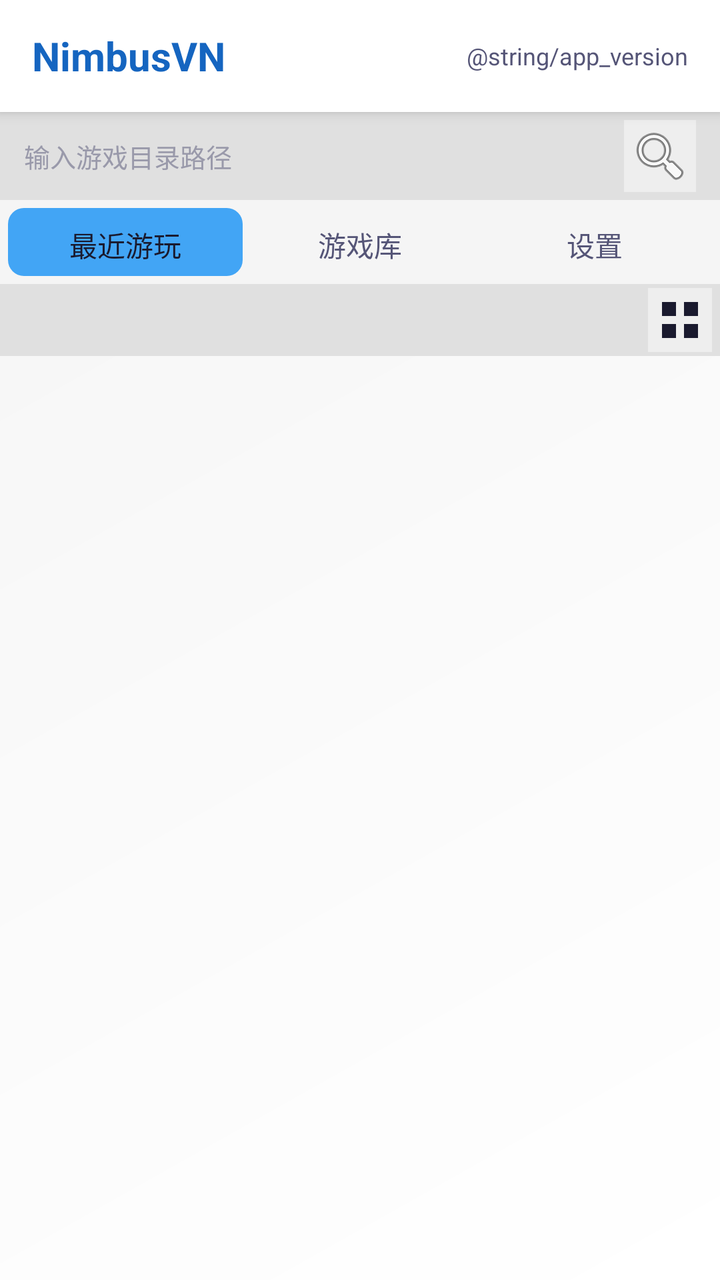
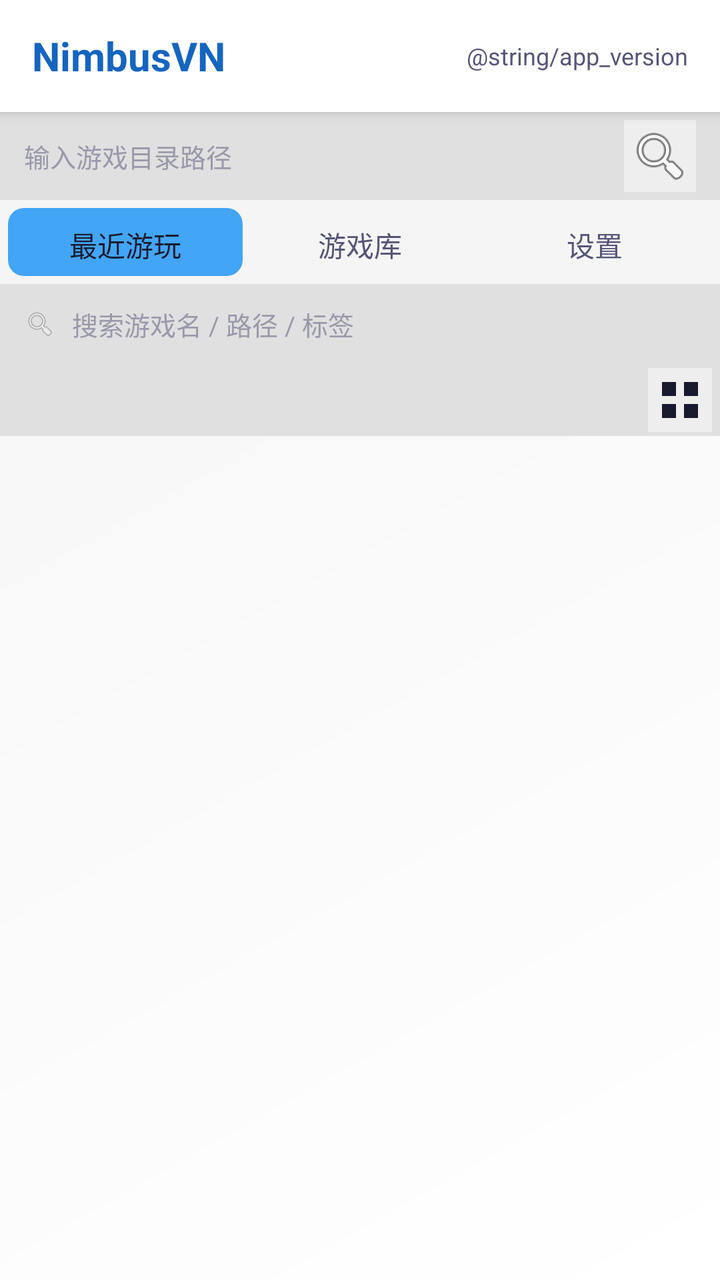

Before-and-after screenshots of an Android layout around one commit, followed by the original layout XML and the change that was made.
<!-- AndroidManifest.xml: application theme Theme.NimbusVN -->
<!-- res/layout/activity_main.xml -->
<?xml version="1.0" encoding="utf-8"?>
<LinearLayout xmlns:android="http://schemas.android.com/apk/res/android"
    xmlns:app="http://schemas.android.com/apk/res-auto"
    android:layout_width="match_parent"
    android:layout_height="match_parent"
    android:background="@drawable/bg_gradient"
    android:orientation="vertical">

    
    <LinearLayout
        android:layout_width="match_parent"
        android:layout_height="56dp"
        android:background="@color/bg_dark"
        android:gravity="center_vertical"
        android:paddingLeft="16dp"
        android:paddingRight="16dp"
        android:elevation="4dp">

        <TextView
            android:id="@+id/text_app_title"
            android:layout_width="0dp"
            android:layout_height="wrap_content"
            android:layout_weight="1"
            android:text="@string/app_name"
            android:textColor="@color/primary"
            android:textSize="20sp"
            android:textStyle="bold" />

        <TextView
            android:id="@+id/text_app_version"
            android:layout_width="wrap_content"
            android:layout_height="wrap_content"
            android:text="@string/app_version"
            android:textColor="@color/text_secondary"
            android:textSize="12sp" />
    </LinearLayout>

    
    <LinearLayout
        android:layout_width="match_parent"
        android:layout_height="44dp"
        android:background="@color/bg_input"
        android:gravity="center_vertical"
        android:paddingLeft="12dp"
        android:paddingRight="12dp"
        android:paddingTop="4dp"
        android:paddingBottom="4dp">

        <EditText
            android:id="@+id/text_gamedir"
            android:layout_width="0dp"
            android:layout_height="match_parent"
            android:layout_weight="1"
            android:background="@null"
            android:hint="输入游戏目录路径"
            android:inputType="text"
            android:singleLine="true"
            android:textColor="@color/text_primary"
            android:textColorHint="@color/text_muted"
            android:textSize="13sp" />

        <ImageButton
            android:id="@+id/button_explore"
            android:layout_width="36dp"
            android:layout_height="36dp"
            android:layout_marginLeft="4dp"
            android:background="@color/bg_card"
            android:scaleType="center"
            android:src="@android:drawable/ic_menu_search"
            android:contentDescription="浏览目录" />

    </LinearLayout>

    
    <LinearLayout
        android:id="@+id/tab_bar"
        android:layout_width="match_parent"
        android:layout_height="42dp"
        android:background="@color/bg_medium"
        android:gravity="center"
        android:padding="4dp">

        <TextView
            android:id="@+id/tab_recent"
            android:layout_width="0dp"
            android:layout_height="match_parent"
            android:layout_weight="1"
            android:gravity="center"
            android:text="最近游玩"
            android:textColor="@color/text_primary"
            android:textSize="14sp"
            android:background="@drawable/btn_secondary"
            android:padding="8dp" />

        <TextView
            android:id="@+id/tab_library"
            android:layout_width="0dp"
            android:layout_height="match_parent"
            android:layout_weight="1"
            android:gravity="center"
            android:text="游戏库"
            android:textColor="@color/text_secondary"
            android:textSize="14sp"
            android:padding="8dp" />

        <TextView
            android:id="@+id/tab_settings"
            android:layout_width="0dp"
            android:layout_height="match_parent"
            android:layout_weight="1"
            android:gravity="center"
            android:text="设置"
            android:textColor="@color/text_secondary"
            android:textSize="14sp"
            android:padding="8dp" />
    </LinearLayout>

    
    <LinearLayout
        android:id="@+id/panel_library"
        android:layout_width="match_parent"
        android:layout_height="0dp"
        android:layout_weight="1"
        android:orientation="vertical"
        android:visibility="visible">

        
        <LinearLayout
            android:id="@+id/layout_tag_filter"
            android:layout_width="match_parent"
            android:layout_height="36dp"
            android:background="@color/bg_input"
            android:gravity="center_vertical"
            android:orientation="horizontal"
            android:paddingLeft="8dp"
            android:paddingRight="4dp">

            <HorizontalScrollView
                android:layout_width="0dp"
                android:layout_height="match_parent"
                android:layout_weight="1"
                android:scrollbars="none">

                <LinearLayout
                    android:id="@+id/tag_filter_container"
                    android:layout_width="wrap_content"
                    android:layout_height="match_parent"
                    android:gravity="center_vertical"
                    android:orientation="horizontal" />
            </HorizontalScrollView>

            <ImageButton
                android:id="@+id/button_view_toggle"
                android:layout_width="32dp"
                android:layout_height="32dp"
                android:layout_marginLeft="4dp"
                android:background="@color/bg_card"
                android:scaleType="center"
                android:src="@drawable/ic_grid"
                android:contentDescription="切换视图" />
        </LinearLayout>

        
        <ListView
            android:id="@+id/list_game"
            android:layout_width="match_parent"
            android:layout_height="0dp"
            android:layout_weight="1"
            android:clipToPadding="false"
            android:divider="@null"
            android:dividerHeight="0dp"
            android:padding="6dp"
            android:visibility="visible" />

        
        <GridView
            android:id="@+id/grid_game"
            android:layout_width="match_parent"
            android:layout_height="0dp"
            android:layout_weight="1"
            android:clipToPadding="false"
            android:horizontalSpacing="4dp"
            android:verticalSpacing="4dp"
            android:numColumns="2"
            android:padding="6dp"
            android:stretchMode="columnWidth"
            android:visibility="gone" />

        
        <TextView
            android:id="@+id/text_empty_library"
            android:layout_width="wrap_content"
            android:layout_height="wrap_content"
            android:layout_gravity="center"
            android:layout_marginTop="40dp"
            android:text="没有游戏\n在顶部输入游戏目录路径"
            android:textAlignment="center"
            android:textColor="@color/text_muted"
            android:textSize="16sp"
            android:visibility="gone" />
    </LinearLayout>

    
    <LinearLayout
        android:id="@+id/panel_recent"
        android:layout_width="match_parent"
        android:layout_height="0dp"
        android:layout_weight="1"
        android:orientation="vertical"
        android:visibility="gone">

        
        <LinearLayout
            android:layout_width="match_parent"
            android:layout_height="36dp"
            android:background="@color/bg_input"
            android:gravity="center_vertical"
            android:orientation="horizontal"
            android:paddingLeft="12dp"
            android:paddingRight="4dp">

            <TextView
                android:layout_width="0dp"
                android:layout_height="wrap_content"
                android:layout_weight="1"
                android:text="最近游玩"
                android:textColor="@color/primary"
                android:textSize="14sp"
                android:textStyle="bold" />

            <ImageButton
                android:id="@+id/button_history_view_toggle"
                android:layout_width="32dp"
                android:layout_height="32dp"
                android:background="@color/bg_card"
                android:scaleType="center"
                android:src="@drawable/ic_grid"
                android:contentDescription="切换视图" />
        </LinearLayout>

        
        <ListView
            android:id="@+id/list_history"
            android:layout_width="match_parent"
            android:layout_height="0dp"
            android:layout_weight="1"
            android:clipToPadding="false"
            android:divider="@null"
            android:dividerHeight="0dp"
            android:padding="6dp"
            android:visibility="visible" />

        
        <GridView
            android:id="@+id/grid_history"
            android:layout_width="match_parent"
            android:layout_height="0dp"
            android:layout_weight="1"
            android:clipToPadding="false"
            android:horizontalSpacing="4dp"
            android:verticalSpacing="4dp"
            android:numColumns="2"
            android:padding="6dp"
            android:stretchMode="columnWidth"
            android:visibility="gone" />

        
        <TextView
            android:id="@+id/text_empty_history"
            android:layout_width="wrap_content"
            android:layout_height="wrap_content"
            android:layout_gravity="center"
            android:text="暂无游戏历史记录"
            android:textAlignment="center"
            android:textColor="@color/text_muted"
            android:textSize="16sp"
            android:visibility="gone" />
    </LinearLayout>

    
    <FrameLayout
        android:id="@+id/panel_settings"
        android:layout_width="match_parent"
        android:layout_height="0dp"
        android:layout_weight="1"
        android:visibility="gone">

        <ScrollView
            android:layout_width="match_parent"
            android:layout_height="match_parent">

            <include
                android:id="@+id/layout_gameconfig"
                layout="@layout/layout_gameconfig" />
        </ScrollView>
    </FrameLayout>

</LinearLayout>
<!-- res/layout/layout_gameconfig.xml (included above) -->
<?xml version="1.0" encoding="utf-8"?>
<LinearLayout xmlns:android="http://schemas.android.com/apk/res/android"
    xmlns:tools="http://schemas.android.com/tools"
    android:layout_width="match_parent"
    android:layout_height="wrap_content"
    android:background="@color/bg_medium"
    android:orientation="vertical"
    android:padding="16dp">

    <TextView
        android:layout_width="match_parent"
        android:layout_height="wrap_content"
        android:text="全局设置"
        android:textColor="@color/primary"
        android:textSize="16sp"
        android:textStyle="bold" />

    <View
        android:layout_width="match_parent"
        android:layout_height="1dp"
        android:layout_marginTop="8dp"
        android:layout_marginBottom="12dp"
        android:background="@color/text_muted" />

    
    <TextView
        android:layout_width="match_parent"
        android:layout_height="wrap_content"
        android:text="渲染器"
        android:textColor="@color/text_secondary"
        android:textSize="12sp" />

    <RadioGroup
        android:id="@+id/group_renderer"
        android:layout_width="wrap_content"
        android:layout_height="wrap_content"
        android:layout_marginTop="6dp"
        android:orientation="horizontal">

        <RadioButton
            android:id="@+id/button_render_software"
            android:layout_width="wrap_content"
            android:layout_height="wrap_content"
            android:checked="true"
            android:text="软件渲染 (software)"
            android:textColor="@color/text_secondary"
            android:textSize="13sp" />

        <RadioButton
            android:id="@+id/button_render_gl"
            android:layout_width="wrap_content"
            android:layout_height="wrap_content"
            android:layout_marginLeft="20dp"
            android:text="硬件渲染 (gl)"
            android:textColor="@color/text_secondary"
            android:textSize="13sp" />
    </RadioGroup>

    
    <TextView
        android:layout_width="match_parent"
        android:layout_height="wrap_content"
        android:layout_marginTop="12dp"
        android:text="平台"
        android:textColor="@color/text_secondary"
        android:textSize="12sp" />

    <RadioGroup
        android:id="@+id/group_platform"
        android:layout_width="wrap_content"
        android:layout_height="wrap_content"
        android:layout_marginTop="6dp"
        android:orientation="horizontal">

        <RadioButton
            android:id="@+id/button_platform_android"
            android:layout_width="wrap_content"
            android:layout_height="wrap_content"
            android:checked="true"
            android:text="android"
            android:textColor="@color/text_secondary"
            android:textSize="13sp" />

        <RadioButton
            android:id="@+id/button_platform_windows"
            android:layout_width="wrap_content"
            android:layout_height="wrap_content"
            android:layout_marginLeft="20dp"
            android:text="windows"
            android:textColor="@color/text_secondary"
            android:textSize="13sp" />
    </RadioGroup>

    <View
        android:layout_width="match_parent"
        android:layout_height="1dp"
        android:layout_marginTop="12dp"
        android:layout_marginBottom="12dp"
        android:background="@color/bg_card" />

    
    <TextView
        android:layout_width="match_parent"
        android:layout_height="wrap_content"
        android:text="其他"
        android:textColor="@color/text_secondary"
        android:textSize="12sp" />

    <CheckBox
        android:id="@+id/button_scopedsavedir"
        android:layout_width="match_parent"
        android:layout_height="wrap_content"
        android:layout_marginTop="4dp"
        android:text="隔离存档目录"
        android:textColor="@color/text_secondary"
        android:textSize="13sp" />

    <CheckBox
        android:id="@+id/button_alloweditargs"
        android:layout_width="match_parent"
        android:layout_height="wrap_content"
        android:text="允许编辑启动参数"
        android:textColor="@color/text_secondary"
        android:textSize="13sp" />

    <View
        android:layout_width="match_parent"
        android:layout_height="1dp"
        android:layout_marginTop="12dp"
        android:layout_marginBottom="12dp"
        android:background="@color/bg_card" />

    
    <LinearLayout
        android:layout_width="match_parent"
        android:layout_height="wrap_content"
        android:gravity="center_vertical"
        android:orientation="horizontal">

        <LinearLayout
            android:layout_width="0dp"
            android:layout_height="wrap_content"
            android:layout_weight="1"
            android:orientation="vertical">

            <Button
                android:id="@+id/button_checkupdate"
                android:layout_width="wrap_content"
                android:layout_height="32dp"
                android:background="@drawable/btn_primary"
                android:text="检查更新"
android:textColor="@color/white"
            android:textSize="11sp" />

            <Button
                android:id="@+id/button_about"
                android:layout_width="wrap_content"
                android:layout_height="32dp"
                android:layout_marginTop="6dp"
                android:background="@drawable/btn_secondary"
                android:text="关于"
                android:textColor="@color/text_secondary"
                android:textSize="11sp" />
        </LinearLayout>

        <TextView
            android:id="@+id/text_version"
            android:layout_width="wrap_content"
            android:layout_height="wrap_content"
            android:fontFamily="sans-serif-black"
            android:gravity="center"
            android:text="@string/app_version"
            android:textColor="@color/primary"
            android:textSize="24sp" />
    </LinearLayout>

</LinearLayout>
<!-- resources referenced by this layout -->
<resources>
  <color name="bg_card">#EEEEEE</color>
  <color name="bg_dark">#FFFFFF</color>
  <color name="bg_input">#E0E0E0</color>
  <color name="bg_medium">#F5F5F5</color>
  <color name="primary">#1565C0</color>
  <color name="text_muted">#9999AA</color>
  <color name="text_primary">#1a1a2e</color>
  <color name="text_secondary">#555577</color>
  <color name="white">#FFFFFFFF</color>
  <!-- drawable bg_gradient (drawable) -->
  <?xml version="1.0" encoding="utf-8"?>
  <shape xmlns:android="http://schemas.android.com/apk/res/android"
      android:shape="rectangle">
      <gradient
          android:startColor="@color/bg_dark"
          android:endColor="@color/bg_medium"
          android:angle="135"
          android:type="linear" />
  </shape>
  <!-- drawable btn_primary (drawable) -->
  <?xml version="1.0" encoding="utf-8"?>
  <shape xmlns:android="http://schemas.android.com/apk/res/android"
      android:shape="rectangle">
      <solid android:color="@color/primary" />
      <corners android:radius="8dp" />
      <padding
          android:left="16dp"
          android:right="16dp"
          android:top="8dp"
          android:bottom="8dp" />
  </shape>
  <!-- drawable btn_secondary (drawable) -->
  <?xml version="1.0" encoding="utf-8"?>
  <shape xmlns:android="http://schemas.android.com/apk/res/android"
      android:shape="rectangle">
      <solid android:color="@color/secondary" />
      <corners android:radius="8dp" />
      <padding
          android:left="16dp"
          android:right="16dp"
          android:top="8dp"
          android:bottom="8dp" />
  </shape>
  <!-- drawable ic_grid (drawable) -->
  <?xml version="1.0" encoding="utf-8"?>
  <vector xmlns:android="http://schemas.android.com/apk/res/android"
      android:width="24dp"
      android:height="24dp"
      android:viewportWidth="24"
      android:viewportHeight="24"
      android:tint="@color/text_primary">
      <path
          android:fillColor="#FFFFFF"
          android:pathData="M3,3h7v7H3V3zM14,3h7v7h-7V3zM3,14h7v7H3v-7zM14,14h7v7h-7v-7z" />
  </vector>
  <string name="app_name">NimbusVN</string>
  <style name="Theme.NimbusVN" parent="Theme.MaterialComponents.DayNight.DarkActionBar.Bridge">
          
          <item name="colorPrimary">#1565C0</item>
          <item name="colorPrimaryVariant">#0D47A1</item>
          <item name="colorOnPrimary">@color/white</item>
          
          <item name="colorSecondary">#42A5F5</item>
          <item name="colorSecondaryVariant">#1E88E5</item>
          <item name="colorOnSecondary">@color/white</item>
          
          <item name="android:colorBackground">#F5F5F5</item>
          <item name="android:windowBackground">#F5F5F5</item>
          
          <item name="android:statusBarColor">#1565C0</item>
          <item name="android:navigationBarColor">#FFFFFF</item>
          
          <item name="android:textColorPrimary">#1a1a2e</item>
          <item name="android:textColorSecondary">#555577</item>
      </style>
  <color name="secondary">#42A5F5</color>
</resources>

<!-- the commit's change to res/layout/activity_main.xml (unified diff, before → after) -->
@@ -123,6 +123,49 @@
         android:layout_weight="1"
         android:orientation="vertical"
         android:visibility="visible">
+
+        
+        <LinearLayout
+            android:layout_width="match_parent"
+            android:layout_height="40dp"
+            android:background="@color/bg_input"
+            android:gravity="center_vertical"
+            android:orientation="horizontal"
+            android:paddingLeft="12dp"
+            android:paddingRight="6dp">
+
+            <ImageView
+                android:layout_width="16dp"
+                android:layout_height="16dp"
+                android:layout_marginRight="8dp"
+                android:alpha="0.55"
+                android:src="@android:drawable/ic_menu_search"
+                android:contentDescription="搜索" />
+
+            <EditText
+                android:id="@+id/text_search"
+                android:layout_width="0dp"
+                android:layout_height="match_parent"
+                android:layout_weight="1"
+                android:background="@null"
+                android:hint="搜索游戏名 / 路径 / 标签"
+                android:imeOptions="actionSearch"
+                android:inputType="text"
+                android:singleLine="true"
+                android:textColor="@color/text_primary"
+                android:textColorHint="@color/text_muted"
+                android:textSize="13sp" />
+
+            <ImageButton
+                android:id="@+id/button_search_clear"
+                android:layout_width="30dp"
+                android:layout_height="30dp"
+                android:background="@null"
+                android:scaleType="center"
+                android:src="@android:drawable/ic_menu_close_clear_cancel"
+                android:contentDescription="清除搜索"
+                android:visibility="gone" />
+        </LinearLayout>
 
         
         <LinearLayout
@@ -325,41 +368,6 @@
     <TextView
         android:layout_width="match_parent"
         android:layout_height="wrap_content"
-        android:text="渲染器"
-        android:textColor="@color/text_secondary"
-        android:textSize="12sp" />
-
-    <RadioGroup
-        android:id="@+id/group_renderer"
-        android:layout_width="wrap_content"
-        android:layout_height="wrap_content"
-        android:layout_marginTop="6dp"
-        android:orientation="horizontal">
-
-        <RadioButton
-            android:id="@+id/button_render_software"
-            android:layout_width="wrap_content"
-            android:layout_height="wrap_content"
-            android:checked="true"
-            android:text="软件渲染 (software)"
-            android:textColor="@color/text_secondary"
-            android:textSize="13sp" />
-
-        <RadioButton
-            android:id="@+id/button_render_gl"
-            android:layout_width="wrap_content"
-            android:layout_height="wrap_content"
-            android:layout_marginLeft="20dp"
-            android:text="硬件渲染 (gl)"
-            android:textColor="@color/text_secondary"
-            android:textSize="13sp" />
-    </RadioGroup>
-
-    
-    <TextView
-        android:layout_width="match_parent"
-        android:layout_height="wrap_content"
-        android:layout_marginTop="12dp"
         android:text="平台"
         android:textColor="@color/text_secondary"
         android:textSize="12sp" />
@@ -389,6 +397,47 @@
             android:textColor="@color/text_secondary"
             android:textSize="13sp" />
     </RadioGroup>
+
+    <View
+        android:layout_width="match_parent"
+        android:layout_height="1dp"
+        android:layout_marginTop="12dp"
+        android:layout_marginBottom="12dp"
+        android:background="@color/bg_card" />
+
+    
+    <TextView
+        android:layout_width="match_parent"
+        android:layout_height="wrap_content"
+        android:text="游戏目录扫描"
+        android:textColor="@color/text_secondary"
+        android:textSize="12sp" />
+
+    <TextView
+        android:id="@+id/text_scandepth"
+        android:layout_width="match_parent"
+        android:layout_height="wrap_content"
+        android:layout_marginTop="6dp"
+        android:text="递归深度：1 层（只扫所选目录的直接子目录）"
+        android:textColor="@color/text_primary"
+        android:textSize="13sp" />
+
+    <SeekBar
+        android:id="@+id/seek_scandepth"
+        android:layout_width="match_parent"
+        android:layout_height="wrap_content"
+        android:layout_marginTop="2dp"
+        android:max="5"
+        android:progress="0"
+        android:progressTint="@color/secondary"
+        android:thumbTint="@color/secondary" />
+
+    <TextView
+        android:layout_width="match_parent"
+        android:layout_height="wrap_content"
+        android:text="调到 2 层以上时，选 data 也能扫出 data/krkr、data/artemis。下钻时只把带 xp3 / pfs / system.ini 的目录当成游戏，纯文件夹会继续往下找。"
+        android:textColor="@color/text_muted"
+        android:textSize="11sp" />
 
     <View
         android:layout_width="match_parent"
